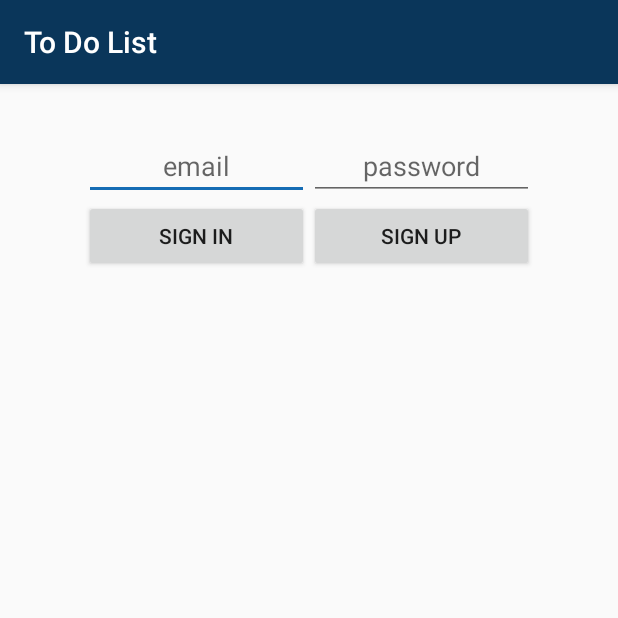
After one commit to dinjit/ToDoTaskApplication, an Android app: the LoginActivity screen opened directly, with no data from a screen before it, on a phone screen of 412 x 824 dp, the top half of it. The commit adds this screen. Run offline under Robolectric (Android 15) with nearby library versions, the phone set to English and light mode, and no system bars; our stand-ins replace Firebase (no records; nobody signed in at launch, a user with empty details on screens opened directly); 1 statement that could not run was skipped.

Commit message:
Login Chnages

```diff
--- a/app/build.gradle
+++ b/app/build.gradle
@@ -21,6 +21,7 @@ android {
 
 dependencies {
     implementation fileTree(dir: 'libs', include: ['*.jar'])
+    implementation 'com.google.firebase:firebase-auth:16.0.5'
     configurations {
         all*.exclude group: 'com.android.support', module: 'support-v13'
     }
--- a/app/src/main/AndroidManifest.xml
+++ b/app/src/main/AndroidManifest.xml
@@ -2,6 +2,7 @@
 <manifest xmlns:android="http://schemas.android.com/apk/res/android"
     xmlns:tools="http://schemas.android.com/tools"
     package="com.example.myapplication">
+
     <uses-permission android:name="android.permission.ACCESS_NETWORK_STATE" />
     <uses-permission android:name="android.permission.INTERNET" />
 
@@ -12,6 +13,7 @@
         android:roundIcon="@mipmap/ic_launcher_round"
         android:supportsRtl="true"
         android:theme="@style/AppTheme">
+        <activity android:name=".LoginActivity"></activity>
         <activity android:name=".MainActivity">
             <intent-filter>
                 <action android:name="android.intent.action.MAIN" />
--- /dev/null
+++ b/app/src/main/java/com/example/myapplication/LoginActivity.java
@@ -0,0 +1,175 @@
+package com.example.myapplication;
+
+import android.support.v7.app.AppCompatActivity;
+import android.os.Bundle;
+
+import android.content.Intent;
+import android.os.Bundle;
+import android.support.annotation.NonNull;
+import android.text.TextUtils;
+import android.util.Log;
+import android.view.View;
+import android.widget.Button;
+import android.widget.EditText;
+import android.widget.Toast;
+
+import com.google.android.gms.tasks.OnCompleteListener;
+import com.google.android.gms.tasks.Task;
+import com.google.firebase.auth.AuthResult;
+import com.google.firebase.auth.FirebaseAuth;
+import com.google.firebase.auth.FirebaseUser;
+import com.google.firebase.database.DatabaseReference;
+import com.google.firebase.database.FirebaseDatabase;
+
+
+public class LoginActivity extends BaseActivity implements View.OnClickListener {
+
+    private static final String TAG = "LoginActivity";
+
+    private DatabaseReference mDatabase;
+    private FirebaseAuth mAuth;
+
+    private EditText mEmailField;
+    private EditText mPasswordField;
+    private Button mSignInButton;
+    private Button mSignUpButton;
+
+    @Override
+    protected void onCreate(Bundle savedInstanceState) {
+        super.onCreate(savedInstanceState);
+        setContentView(R.layout.activity_login);
+
+        mDatabase = FirebaseDatabase.getInstance().getReference();
+        mAuth = FirebaseAuth.getInstance();
+
+        // Views
+        mEmailField = findViewById(R.id.fieldEmail);
+        mPasswordField = findViewById(R.id.fieldPassword);
+        mSignInButton = findViewById(R.id.buttonSignIn);
+        mSignUpButton = findViewById(R.id.buttonSignUp);
+
+        // Click listeners
+        mSignInButton.setOnClickListener(this);
+        mSignUpButton.setOnClickListener(this);
+    }
+
+    @Override
+    public void onStart() {
+        super.onStart();
+
+        // Check auth on Activity start
+        if (mAuth.getCurrentUser() != null) {
+            onAuthSuccess(mAuth.getCurrentUser());
+        }
+    }
+
+    private void signIn() {
+        Log.d(TAG, "signIn");
+        if (!validateForm()) {
+            return;
+        }
+
+        showProgressDialog();
+        String email = mEmailField.getText().toString();
+        String password = mPasswordField.getText().toString();
+
+        mAuth.signInWithEmailAndPassword(email, password)
+                .addOnCompleteListener(this, new OnCompleteListener<AuthResult>() {
+                    @Override
+                    public void onComplete(@NonNull Task<AuthResult> task) {
+                        Log.d(TAG, "signIn:onComplete:" + task.isSuccessful());
+                        hideProgressDialog();
+
+                        if (task.isSuccessful()) {
+                            onAuthSuccess(task.getResult().getUser());
+                        } else {
+                            Toast.makeText(LoginActivity.this, "Sign In Failed",
+                                    Toast.LENGTH_SHORT).show();
+                        }
+                    }
+                });
+    }
+
+    private void signUp() {
+        Log.d(TAG, "signUp");
+        if (!validateForm()) {
+            return;
+        }
+
+        showProgressDialog();
+        String email = mEmailField.getText().toString();
+        String password = mPasswordField.getText().toString();
+
+        mAuth.createUserWithEmailAndPassword(email, password)
+                .addOnCompleteListener(this, new OnCompleteListener<AuthResult>() {
+                    @Override
+                    public void onComplete(@NonNull Task<AuthResult> task) {
+                        Log.d(TAG, "createUser:onComplete:" + task.isSuccessful());
+                        hideProgressDialog();
+
+                        if (task.isSuccessful()) {
+                            onAuthSuccess(task.getResult().getUser());
+                        } else {
+                            Toast.makeText(LoginActivity.this, "Sign Up Failed",
+                                    Toast.LENGTH_SHORT).show();
+                        }
+                    }
+                });
+    }
+
+    private void onAuthSuccess(FirebaseUser user) {
+        String username = usernameFromEmail(user.getEmail());
+
+        // Write new user
+        writeNewUser(user.getUid(), username, user.getEmail());
+
+        // Go to MainActivity
+        startActivity(new Intent(LoginActivity.this, MainActivity.class));
+        finish();
+    }
+
+    private String usernameFromEmail(String email) {
+        if (email.contains("@")) {
+            return email.split("@")[0];
+        } else {
+            return email;
+        }
+    }
+
+    private boolean validateForm() {
+        boolean result = true;
+        if (TextUtils.isEmpty(mEmailField.getText().toString())) {
+            mEmailField.setError("Required");
+            result = false;
+        } else {
+            mEmailField.setError(null);
+        }
+
+        if (TextUtils.isEmpty(mPasswordField.getText().toString())) {
+            mPasswordField.setError("Required");
+            result = false;
+        } else {
+            mPasswordField.setError(null);
+        }
+
+        return result;
+    }
+
+    // [START basic_write]
+    private void writeNewUser(String userId, String name, String email) {
+        User user = new User(name, email);
+
+        mDatabase.child("users").child(userId).setValue(user);
+    }
+    // [END basic_write]
+
+    @Override
+    public void onClick(View v) {
+        int i = v.getId();
+        if (i == R.id.buttonSignIn) {
+            signIn();
+        } else if (i == R.id.buttonSignUp) {
+            signUp();
+        }
+    }
+}
--- a/app/src/main/java/com/example/myapplication/MainActivity.java
+++ b/app/src/main/java/com/example/myapplication/MainActivity.java
@@ -67,7 +67,6 @@ public class MainActivity extends AppCompatActivity implements DatePickerDialog.
 
     private void setTaskAdapter() {
         TaskListAdapter taskListAdapter = new TaskListAdapter(MainActivity.this, taskObjectArrayList);
-
         rvTaskList.setHasFixedSize(true);
         rvTaskList.setLayoutManager(new LinearLayoutManager(MainActivity.this));
         rvTaskList.setAdapter(taskListAdapter);
--- /dev/null
+++ b/app/src/main/java/com/example/myapplication/User.java
@@ -0,0 +1,21 @@
+package com.example.myapplication;
+
+import com.google.firebase.database.IgnoreExtraProperties;
+
+// [START blog_user_class]
+@IgnoreExtraProperties
+public class User {
+
+    public String username;
+    public String email;
+
+    public User() {
+        // Default constructor required for calls to DataSnapshot.getValue(User.class)
+    }
+
+    public User(String username, String email) {
+        this.username = username;
+        this.email = email;
+    }
+
+}
--- /dev/null
+++ b/app/src/main/res/layout/activity_login.xml
@@ -0,0 +1,74 @@
+<?xml version="1.0" encoding="utf-8"?>
+<RelativeLayout xmlns:android="http://schemas.android.com/apk/res/android"
+    xmlns:tools="http://schemas.android.com/tools"
+    android:layout_width="match_parent"
+    android:layout_height="match_parent"
+    android:paddingBottom="@dimen/activity_vertical_margin"
+    android:paddingLeft="@dimen/activity_horizontal_margin"
+    android:paddingRight="@dimen/activity_horizontal_margin"
+    android:paddingTop="@dimen/activity_vertical_margin">
+
+
+    <ImageView
+        android:id="@+id/icon"
+        android:layout_width="wrap_content"
+        android:layout_height="wrap_content"
+        android:layout_centerHorizontal="true"
+        android:layout_marginBottom="@dimen/activity_vertical_margin"
+ />
+
+    <LinearLayout
+        android:id="@+id/layoutEmailPassword"
+        android:layout_width="wrap_content"
+        android:layout_height="wrap_content"
+        android:layout_below="@+id/icon"
+        android:layout_centerHorizontal="true"
+        android:orientation="horizontal">
+
+        <EditText
+            android:id="@+id/fieldEmail"
+            android:layout_width="150dp"
+            android:layout_height="wrap_content"
+            android:ellipsize="end"
+            android:gravity="center_horizontal"
+            android:hint="@string/hint_email"
+            android:inputType="textEmailAddress"
+            android:maxLines="1" />
+
+        <EditText
+            android:id="@+id/fieldPassword"
+            android:layout_width="150dp"
+            android:layout_height="wrap_content"
+            android:ellipsize="end"
+            android:gravity="center_horizontal"
+            android:hint="@string/hint_password"
+            android:inputType="textPassword"
+            android:maxLines="1" />
+
+    </LinearLayout>
+
+    <LinearLayout
+        android:id="@+id/layoutButtons"
+        android:layout_width="wrap_content"
+        android:layout_height="wrap_content"
+        android:layout_below="@+id/layoutEmailPassword"
+        android:layout_centerHorizontal="true"
+        android:orientation="horizontal">
+
+        <Button
+            android:id="@+id/buttonSignIn"
+            android:layout_width="150dp"
+            android:layout_height="wrap_content"
+            android:text="@string/sign_in" />
+
+
+        <Button
+            android:id="@+id/buttonSignUp"
+            android:layout_width="150dp"
+            android:layout_height="wrap_content"
+            android:text="@string/sign_up" />
+
+    </LinearLayout>
+
+
+</RelativeLayout>
--- /dev/null
+++ b/app/src/main/res/values/dimens.xml
@@ -0,0 +1,6 @@
+<?xml version="1.0" encoding="utf-8"?>
+<resources>
+    <dimen name="activity_horizontal_margin">16dp</dimen>
+    <dimen name="activity_vertical_margin">16dp</dimen>
+    <dimen name="fab_margin">16dp</dimen>
+</resources>
--- a/app/src/main/res/values/strings.xml
+++ b/app/src/main/res/values/strings.xml
@@ -1,3 +1,7 @@
 <resources>
     <string name="app_name">To Do List</string>
+    <string name="sign_up">Sign Up</string>
+    <string name="hint_password">password</string>
+    <string name="hint_email">email</string>
+    <string name="sign_in">Sign In</string>
 </resources>
```
Also changed, not shown: app/src/main/java/com/example/myapplication/BaseActivity.java (added, +33 -0 lines), 1 other file.
